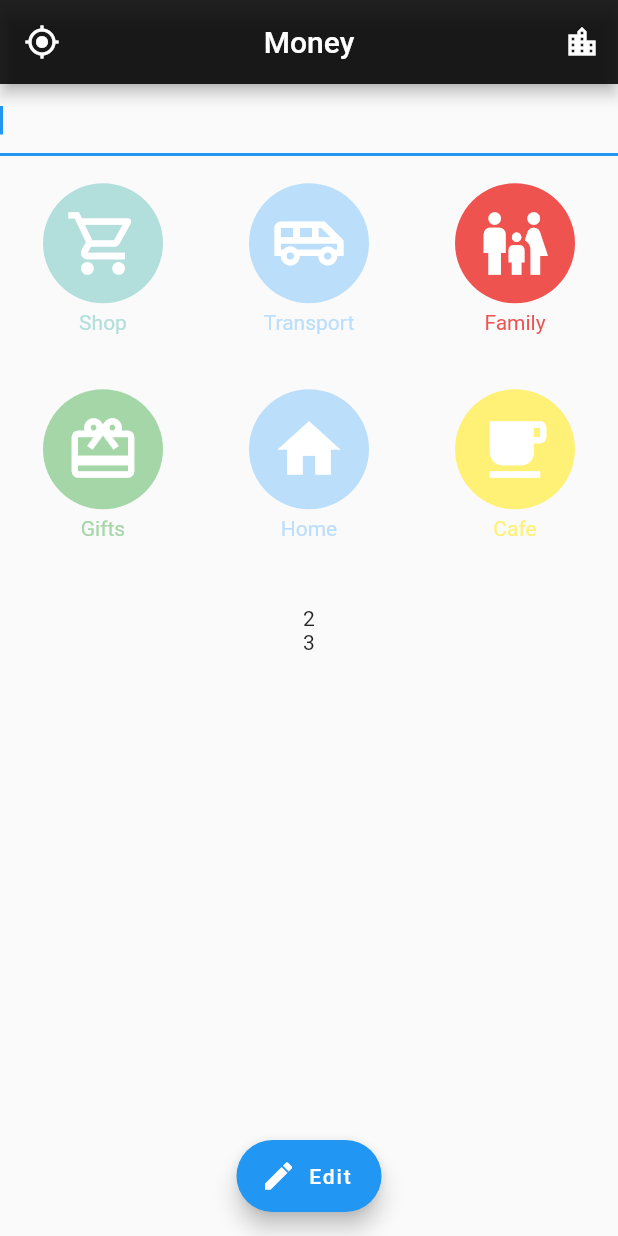
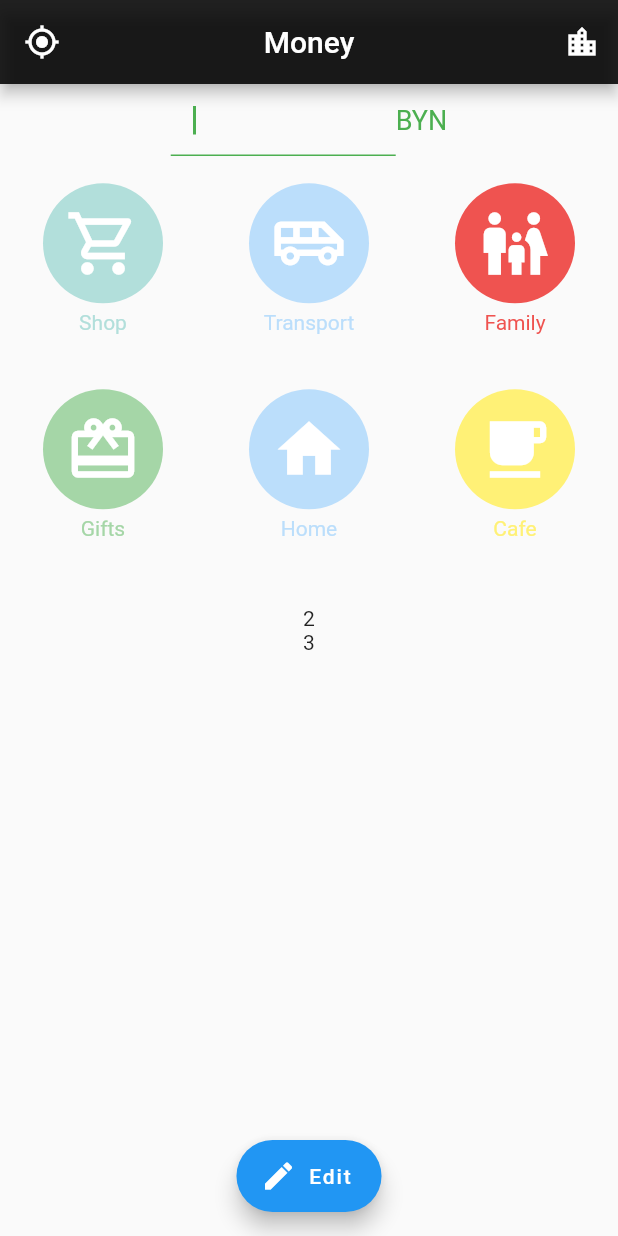
Before and after one commit to eugene-fedurkin/fin-flutter, a Flutter app: the screen it shows after launch, on a phone screen of 412 x 824 dp. Run offline on Flutter 3.47's test engine with Material 2 defaults, Android fonts, the phone set to English and light mode, and no system bars.

Commit message:
FIN Adjust input styles

```diff
--- a/lib/widgets/amount_input.dart
+++ b/lib/widgets/amount_input.dart
@@ -9,11 +9,29 @@ class AmountInput extends StatelessWidget {
   @override
   Widget build(BuildContext context) {
     return Align(
-        child: Wrap(
+        child: Row(
+      mainAxisAlignment: MainAxisAlignment.center,
       children: [
-        TextFormField(
-          controller: controller,
-          autofocus: true,
+        Container(
+            alignment: Alignment.center,
+            width: 150,
+            child: TextFormField(
+                controller: controller,
+                autofocus: true,
+                cursorColor: Colors.green,
+                keyboardType: TextInputType.number,
+                decoration: const InputDecoration(
+                  enabledBorder: UnderlineInputBorder(
+                    borderSide: BorderSide(color: Colors.green),
+                  ),
+                  focusedBorder: UnderlineInputBorder(
+                    borderSide: BorderSide(color: Colors.green),
+                  ),
+                  contentPadding: EdgeInsets.only(left: 15, right: 15),
+                ))),
+        Text(
+          'BYN',
+          style: TextStyle(fontSize: 18, color: Colors.green),
         )
       ],
     ));
```
